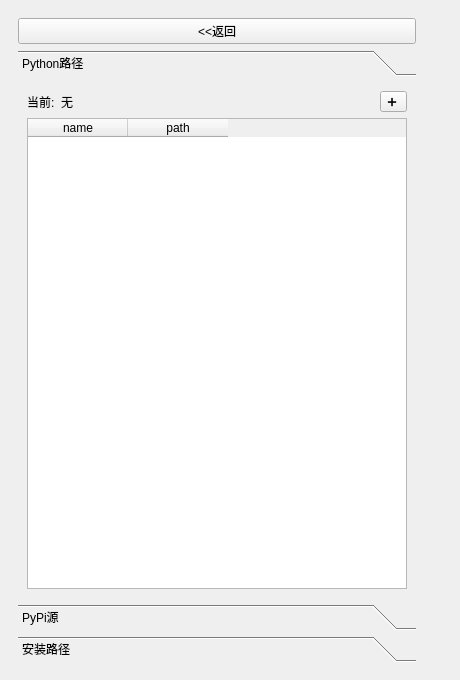
ctpbee/bee_box, file app/ui/home.ui: the form before one commit.
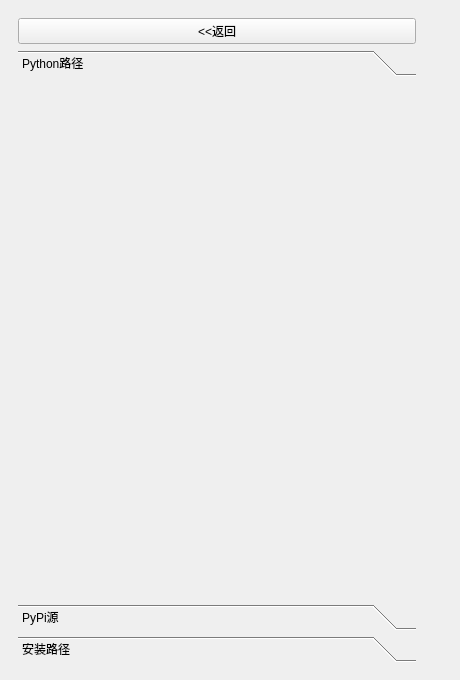
The form after the commit. The open tabs and pages were chosen to show the change.

```diff
--- a/app/ui/home.ui
+++ b/app/ui/home.ui
@@ -261,43 +261,7 @@
               </attribute>
               <layout class="QVBoxLayout" name="verticalLayout_7">
                <item>
-                <layout class="QHBoxLayout" name="horizontalLayout_4" stretch="0,9,0">
-                 <item>
-                  <widget class="QLabel" name="label_3">
-                   <property name="text">
-                    <string>当前:</string>
-                   </property>
-                  </widget>
-                 </item>
-                 <item>
-                  <widget class="QLabel" name="curr_py_path">
-                   <property name="text">
-                    <string>无</string>
-                   </property>
-                  </widget>
-                 </item>
-                 <item>
-                  <widget class="QToolButton" name="add_py_path_btn">
-                   <property name="text">
-                    <string>➕ </string>
-                   </property>
-                  </widget>
-                 </item>
-                </layout>
-               </item>
-               <item>
-                <widget class="QTableWidget" name="py_path_table">
-                 <column>
-                  <property name="text">
-                   <string>name</string>
-                  </property>
-                 </column>
-                 <column>
-                  <property name="text">
-                   <string>path</string>
-                  </property>
-                 </column>
-                </widget>
+                <layout class="QVBoxLayout" name="py_manage_layout"/>
                </item>
               </layout>
              </widget>
```
Left out of the diff: 8 changed lines with no effect on the pictures.
